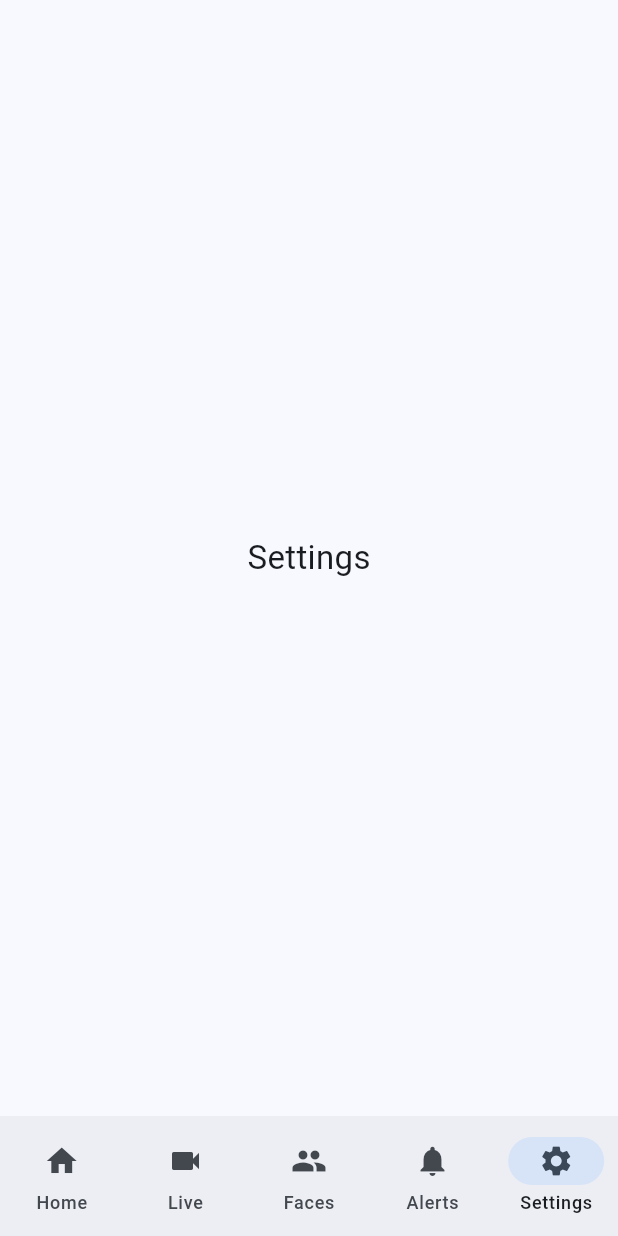
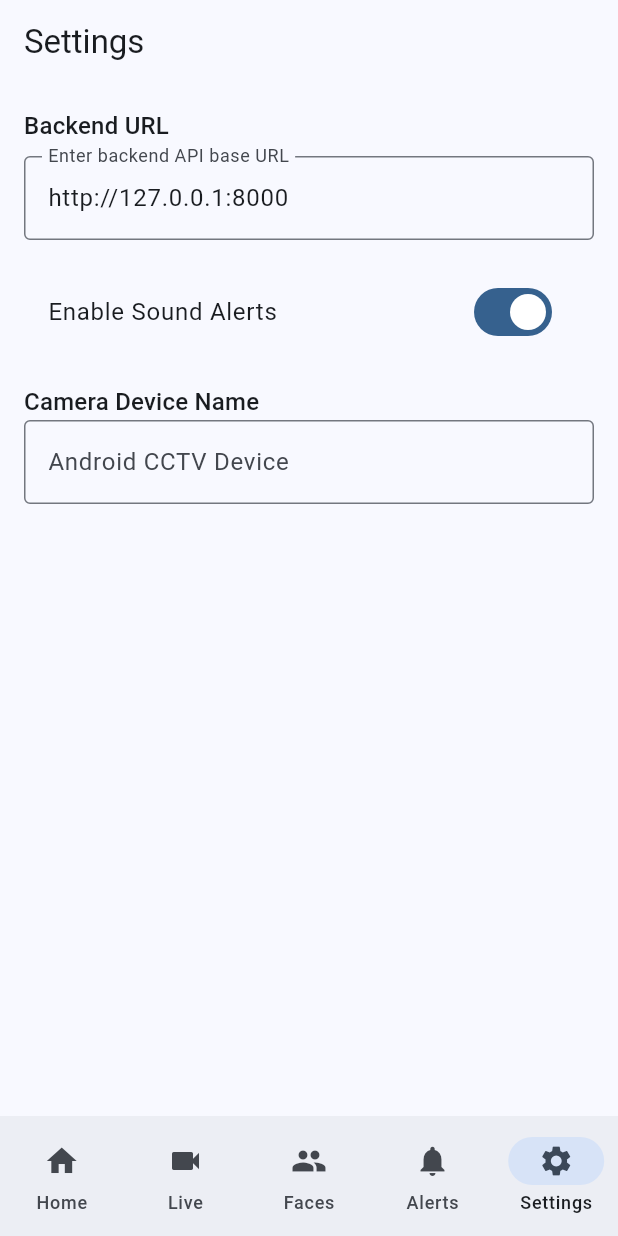
Before and after one commit to consoleLo-g/frs_app, a Flutter app: the screen it shows after launch, item 5 of the bottom bar chosen, on a phone screen of 412 x 824 dp. Run offline on Flutter 3.47's test engine with Material 3 defaults, Android fonts, the phone set to English and light mode, and no system bars; network calls fail.

Commit message:
Added basic UI

```diff
--- a/lib/screens/settings/settings_screen.dart
+++ b/lib/screens/settings/settings_screen.dart
@@ -1,12 +1,57 @@
 import 'package:flutter/material.dart';
 
-class SettingsScreen extends StatelessWidget {
+class SettingsScreen extends StatefulWidget {
   const SettingsScreen({super.key});
 
   @override
+  State<SettingsScreen> createState() => _SettingsScreenState();
+}
+
+class _SettingsScreenState extends State<SettingsScreen> {
+  final backendController = TextEditingController(
+    text: "http://127.0.0.1:8000",
+  );
+  bool soundAlerts = true;
+  String cameraName = "Android CCTV Device";
+
+  @override
   Widget build(BuildContext context) {
-    return const Scaffold(
-      body: Center(child: Text("Settings", style: TextStyle(fontSize: 22))),
+    return Scaffold(
+      appBar: AppBar(title: const Text("Settings")),
+      body: ListView(
+        padding: const EdgeInsets.all(16),
+        children: [
+          Text("Backend URL", style: Theme.of(context).textTheme.titleMedium),
+          const SizedBox(height: 8),
+          TextField(
+            controller: backendController,
+            decoration: const InputDecoration(
+              border: OutlineInputBorder(),
+              labelText: "Enter backend API base URL",
+            ),
+          ),
+
+          const SizedBox(height: 20),
+          SwitchListTile(
+            title: const Text("Enable Sound Alerts"),
+            value: soundAlerts,
+            onChanged: (v) => setState(() => soundAlerts = v),
+          ),
+
+          const SizedBox(height: 20),
+          Text(
+            "Camera Device Name",
+            style: Theme.of(context).textTheme.titleMedium,
+          ),
+          TextField(
+            decoration: InputDecoration(
+              border: const OutlineInputBorder(),
+              hintText: cameraName,
+            ),
+            onChanged: (v) => cameraName = v,
+          ),
+        ],
+      ),
     );
   }
 }
```
Also changed, not shown: lib/screens/alerts/alerts_screen.dart (+21 -6 lines), lib/screens/face_logs/face_logs_screen.dart (+22 -3 lines), lib/screens/home/home_screen.dart (+79 -4 lines), lib/screens/live_view/live_view_screen.dart (+15 -4 lines).
